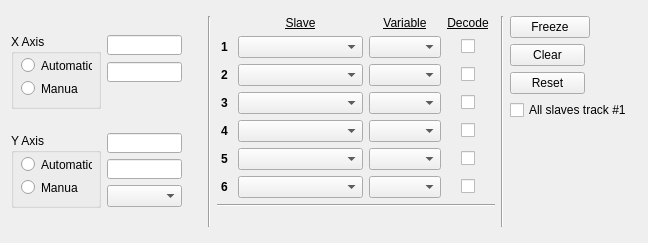
First picture: the form in ui/w_2dplot.ui, repository JFDuval/flexsea-plan, before the edit.
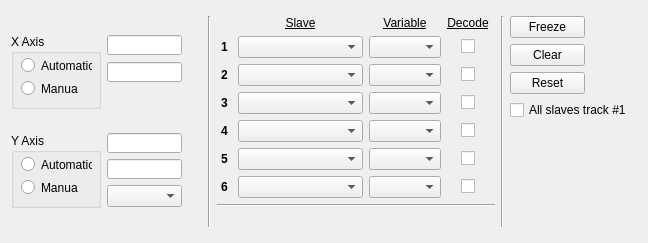
Second picture: the form after the edit.

Commit message: Fixed the Freeze button in 2DPlot (size wasn't specified)

Patch:
```diff
--- a/ui/w_2dplot.ui
+++ b/ui/w_2dplot.ui
@@ -705,6 +705,18 @@
            <verstretch>0</verstretch>
           </sizepolicy>
          </property>
+         <property name="minimumSize">
+          <size>
+           <width>75</width>
+           <height>0</height>
+          </size>
+         </property>
+         <property name="maximumSize">
+          <size>
+           <width>75</width>
+           <height>16777215</height>
+          </size>
+         </property>
          <property name="text">
           <string>Freeze</string>
          </property>
```
